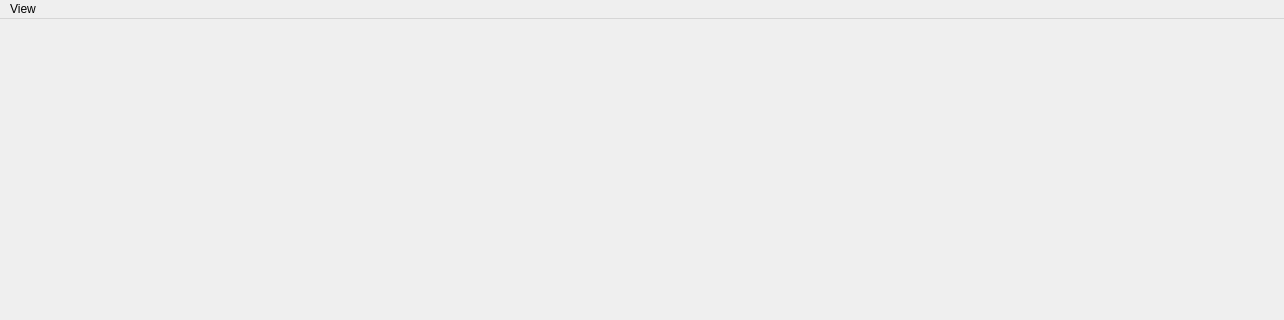
Above: ui/mainwindow.ui from chengyangkj/Ros_Qt5_Gui_App before the change; both pictures show x 0 to 1284 and y 0 to 320 of the 1284 by 757 pixel window. Below: the same form after it.
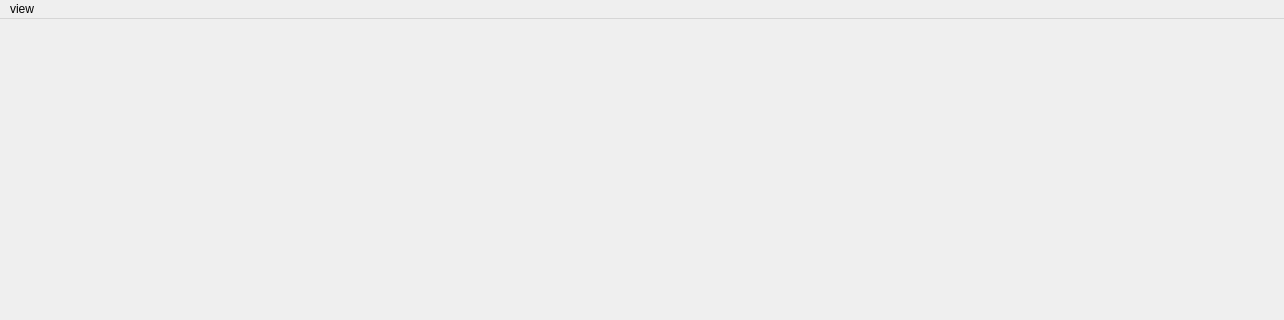
That is the form after the change.

What changed in the file:
```diff
--- a/ui/mainwindow.ui
+++ b/ui/mainwindow.ui
@@ -25,7 +25,7 @@
    </property>
    <widget class="QMenu" name="menuView">
     <property name="title">
-     <string>View</string>
+     <string>view</string>
     </property>
    </widget>
    <addaction name="menuView"/>
```
Left out of the diff: 10 changed lines with no effect on the pictures.
